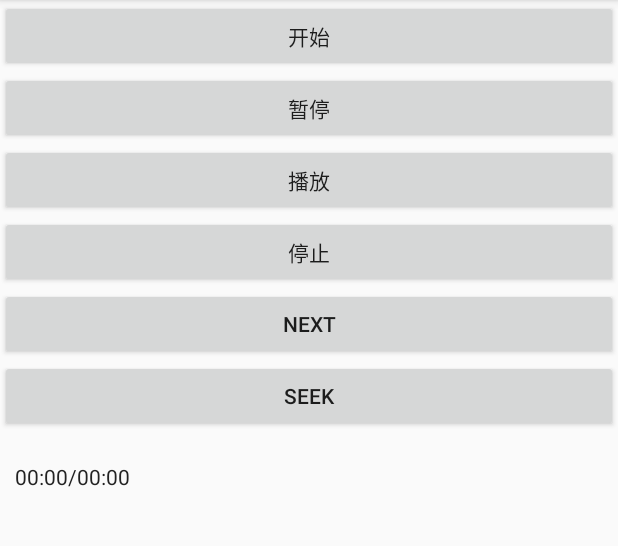
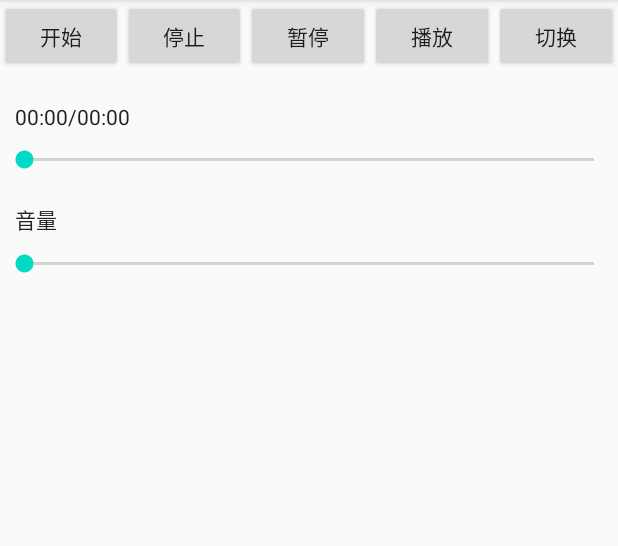
Before and after one commit to justinhaisheng/ffmpeg_music, an Android app: the MusicActivity screen opened directly, with no data from a screen before it, on a phone screen of 412 x 824 dp, the part 84-630 px from its top. Run offline under Robolectric (Android 15) with nearby library versions, the phone set to English and light mode, and no system bars; 9 statements that could not run were skipped.

Commit message:
调整UI，增加进度条

```diff
--- a/music/app/src/main/java/com/aispeech/music/activity/MusicActivity.java
+++ b/music/app/src/main/java/com/aispeech/music/activity/MusicActivity.java
@@ -7,6 +7,7 @@ import android.os.Handler;
 import android.os.Message;
 import android.util.Log;
 import android.view.View;
+import android.widget.SeekBar;
 import android.widget.TextView;
 
 import com.aispeech.HsTimeInfoBean;
@@ -23,13 +24,16 @@ import androidx.appcompat.app.AppCompatActivity;
 public class MusicActivity extends AppCompatActivity {
 
     HsPlay mHsPlay;
+    boolean isSeek = false;
     private TextView tvTime;
-
+    SeekBar mSeekBar;
+    private int mPlayPosition = 0;
     @Override
     protected void onCreate(Bundle savedInstanceState) {
         super.onCreate(savedInstanceState);
         setContentView(R.layout.activity_music);
         tvTime = findViewById(R.id.tv_time);
+        mSeekBar = findViewById(R.id.seekbar_seek);
         mHsPlay = new HsPlay();
         mHsPlay.setHsPrepareListener(new HsPrepareListener() {
             @Override
@@ -87,7 +91,27 @@ public class MusicActivity extends AppCompatActivity {
             }
         });
         //http://mpge.5nd.com/2015/2015-11-26/69708/1.mp3
+        mSeekBar.setOnSeekBarChangeListener(new SeekBar.OnSeekBarChangeListener() {
+            @Override
+            public void onProgressChanged(SeekBar seekBar, int progress, boolean fromUser) {
+                if(mHsPlay.getDuration() >0 && isSeek){
+                    mPlayPosition = mHsPlay.getDuration() * progress / 100;
+                }
+            }
 
+            @Override
+            public void onStartTrackingTouch(SeekBar seekBar) {
+                isSeek = true;
+            }
+
+            @Override
+            public void onStopTrackingTouch(SeekBar seekBar) {
+                if(isSeek){
+                    mHsPlay.seek(mPlayPosition);
+                }
+                isSeek = false;
+            }
+        });
     }
 
     public static void jumpMusicActivity(Context context){
@@ -125,6 +149,13 @@ public class MusicActivity extends AppCompatActivity {
                 HsTimeInfoBean wlTimeInfoBean = (HsTimeInfoBean) msg.obj;
                 tvTime.setText(HsTimeUtil.secdsToDateFormat(wlTimeInfoBean.getTotalTime(), wlTimeInfoBean.getTotalTime())
                         + "/" + HsTimeUtil.secdsToDateFormat(wlTimeInfoBean.getCurrentTime(), wlTimeInfoBean.getTotalTime()));
+
+                if(wlTimeInfoBean.getTotalTime()>0){
+                    mSeekBar.setProgress(wlTimeInfoBean.getCurrentTime() * 100  / wlTimeInfoBean.getTotalTime() );
+                }else{
+                    mSeekBar.setProgress(0);
+                }
+
             }
         }
     };
--- a/music/app/src/main/res/layout/activity_music.xml
+++ b/music/app/src/main/res/layout/activity_music.xml
@@ -6,42 +6,45 @@
     android:layout_height="match_parent"
     android:orientation="vertical"
     >
-
+    <LinearLayout
+        android:layout_width="match_parent"
+        android:layout_height="wrap_content"
+        android:orientation="horizontal">
         <Button
-        android:layout_width="match_parent"
+            android:layout_width="0dp"
+            android:layout_weight="1"
             android:layout_height="wrap_content"
             android:text="开始"
             android:onClick="begin"/>
+        <Button
+            android:layout_width="0dp"
+            android:layout_weight="1"
+            android:layout_height="wrap_content"
+            android:text="停止"
+            android:onClick="stop"/>
 
         <Button
-        android:layout_width="match_parent"
+            android:layout_width="0dp"
+            android:layout_weight="1"
             android:layout_height="wrap_content"
             android:text="暂停"
             android:onClick="pause"/>
 
         <Button
-        android:layout_width="match_parent"
+            android:layout_width="0dp"
+            android:layout_weight="1"
             android:layout_height="wrap_content"
             android:text="播放"
             android:onClick="resume"/>
 
         <Button
-        android:layout_width="match_parent"
+            android:layout_width="0dp"
+            android:layout_weight="1"
             android:layout_height="wrap_content"
-        android:text="停止"
-        android:onClick="stop"/>
+            android:text="切换"
+            android:onClick="next"/>
+    </LinearLayout>
 
-    <Button
-        android:layout_width="match_parent"
-        android:layout_height="wrap_content"
-        android:text="next"
-        android:onClick="next"/>
-
-    <Button
-        android:layout_width="match_parent"
-        android:layout_height="wrap_content"
-        android:text="seek"
-        android:onClick="seek"/>
 
     <TextView
         android:id="@+id/tv_time"
@@ -51,5 +54,24 @@
         android:layout_marginLeft="10dp"
         android:layout_marginTop="20dp"
         android:text="00:00/00:00"/>
+    <SeekBar
+        android:id="@+id/seekbar_seek"
+        android:layout_width="match_parent"
+        android:layout_height="wrap_content"
+        android:layout_marginTop="10dp"/>
+
+    <TextView
+        android:id="@+id/tv_volume"
+        android:layout_width="wrap_content"
+        android:layout_height="wrap_content"
+        android:textColor="#222222"
+        android:layout_marginLeft="10dp"
+        android:layout_marginTop="20dp"
+        android:text="音量"/>
+    <SeekBar
+        android:id="@+id/seekbar_volume"
+        android:layout_width="match_parent"
+        android:layout_height="wrap_content"
+        android:layout_marginTop="10dp"/>
 
 </LinearLayout>
--- a/music/player/src/main/java/com/aispeech/player/HsPlay.java
+++ b/music/player/src/main/java/com/aispeech/player/HsPlay.java
@@ -150,6 +150,13 @@ public class HsPlay {
         }).start();
     }
 
+    public int getDuration(){
+        if(hsTimeInfoBean!=null){
+            return hsTimeInfoBean.getTotalTime();
+        }
+        return 0;
+    }
+
     /*
     *C++ 回调 java的方法
     *@author luhaisheng
```
Lines whose indentation alone changed are shown as unchanged.
